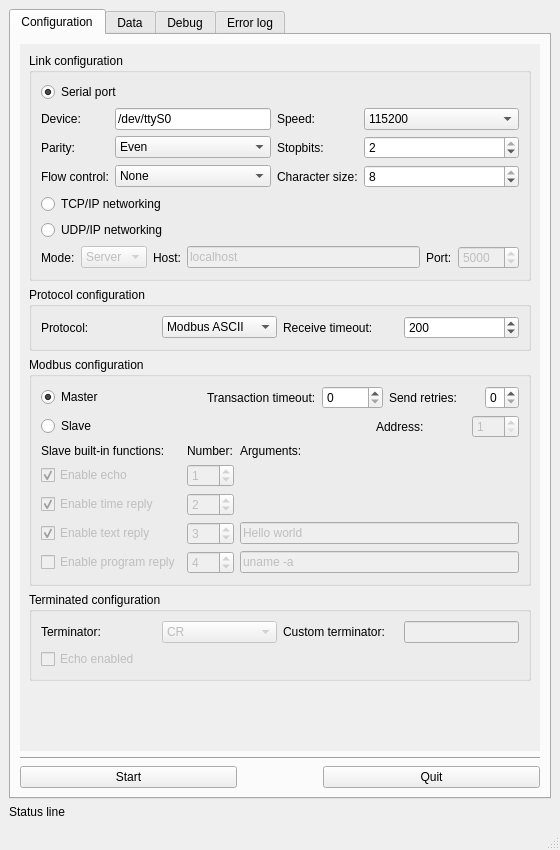
The window that Interface/QT/ModbusFrame.ui (blaa/Modbus) describes before a commit, drawn with Qt 5.
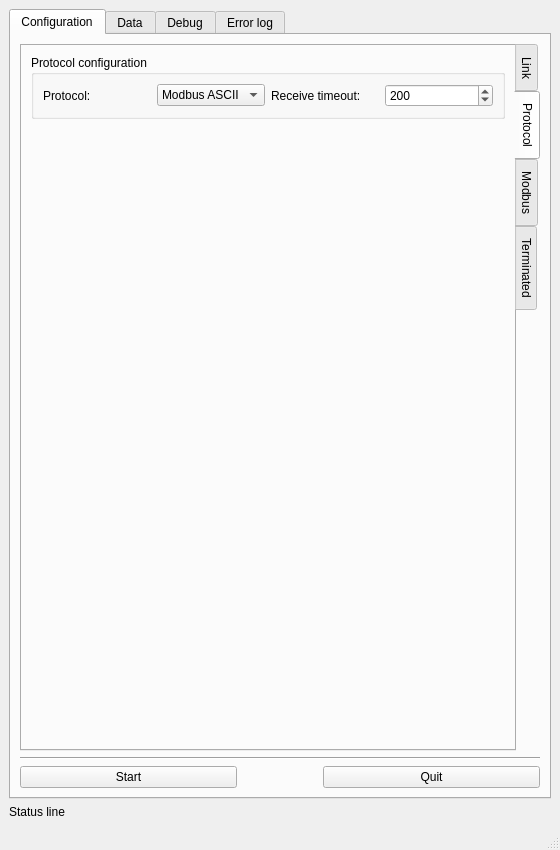
The same window after the commit. The open tabs and pages were chosen to show the change.

Patch:
```diff
--- a/Interface/QT/ModbusFrame.ui
+++ b/Interface/QT/ModbusFrame.ui
@@ -62,25 +62,17 @@
        </attribute>
        <layout class="QVBoxLayout" name="verticalLayout_3">
         <item>
-         <widget class="QScrollArea" name="scrollArea">
-          <property name="frameShape">
-           <enum>QFrame::NoFrame</enum>
+         <widget class="QTabWidget" name="tabWidget_2">
+          <property name="tabPosition">
+           <enum>QTabWidget::East</enum>
           </property>
-          <property name="frameShadow">
-           <enum>QFrame::Plain</enum>
+          <property name="currentIndex">
+           <number>0</number>
           </property>
-          <property name="widgetResizable">
-           <bool>true</bool>
-          </property>
-          <widget class="QWidget" name="scrollAreaWidgetContents">
-           <property name="geometry">
-            <rect>
-             <x>0</x>
-             <y>0</y>
-             <width>520</width>
-             <height>679</height>
-            </rect>
-           </property>
+          <widget class="QWidget" name="tab_5">
+           <attribute name="title">
+            <string>Link</string>
+           </attribute>
            <layout class="QVBoxLayout" name="verticalLayout_11">
             <item>
              <widget class="QGroupBox" name="groupBox">
@@ -303,7 +295,7 @@
                  <item row="2" column="3">
                   <widget class="QSpinBox" name="SerialChar">
                    <property name="minimum">
-                    <number>7</number>
+                    <number>5</number>
                    </property>
                    <property name="maximum">
                     <number>8</number>
@@ -426,6 +418,26 @@
              </widget>
             </item>
             <item>
+             <spacer name="verticalSpacer_4">
+              <property name="orientation">
+               <enum>Qt::Vertical</enum>
+              </property>
+              <property name="sizeHint" stdset="0">
+               <size>
+                <width>20</width>
+                <height>418</height>
+               </size>
+              </property>
+             </spacer>
+            </item>
+           </layout>
+          </widget>
+          <widget class="QWidget" name="tab_6">
+           <attribute name="title">
+            <string>Protocol</string>
+           </attribute>
+           <layout class="QVBoxLayout" name="verticalLayout_12">
+            <item>
              <widget class="QGroupBox" name="groupBox_2">
               <property name="title">
                <string>Protocol configuration</string>
@@ -512,6 +524,26 @@
              </widget>
             </item>
             <item>
+             <spacer name="verticalSpacer_3">
+              <property name="orientation">
+               <enum>Qt::Vertical</enum>
+              </property>
+              <property name="sizeHint" stdset="0">
+               <size>
+                <width>20</width>
+                <height>579</height>
+               </size>
+              </property>
+             </spacer>
+            </item>
+           </layout>
+          </widget>
+          <widget class="QWidget" name="tab_7">
+           <attribute name="title">
+            <string>Modbus</string>
+           </attribute>
+           <layout class="QVBoxLayout" name="verticalLayout_13">
+            <item>
              <widget class="QGroupBox" name="groupBox_3">
               <property name="title">
                <string>Modbus configuration</string>
@@ -797,6 +829,26 @@
              </widget>
             </item>
             <item>
+             <spacer name="verticalSpacer_2">
+              <property name="orientation">
+               <enum>Qt::Vertical</enum>
+              </property>
+              <property name="sizeHint" stdset="0">
+               <size>
+                <width>20</width>
+                <height>415</height>
+               </size>
+              </property>
+             </spacer>
+            </item>
+           </layout>
+          </widget>
+          <widget class="QWidget" name="tab_8">
+           <attribute name="title">
+            <string>Terminated</string>
+           </attribute>
+           <layout class="QVBoxLayout" name="verticalLayout_14">
+            <item>
              <widget class="QGroupBox" name="groupBox_4">
               <property name="title">
                <string>Terminated configuration</string>
@@ -886,7 +938,7 @@
               <property name="sizeHint" stdset="0">
                <size>
                 <width>20</width>
-                <height>40</height>
+                <height>553</height>
                </size>
               </property>
              </spacer>
```
Left out of the diff: 3 changed lines with no effect on the pictures.
